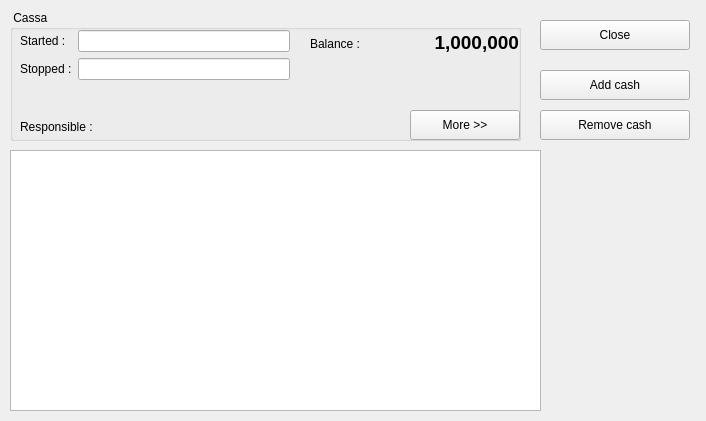
tbikfalvi/Belenus, file client/dlgcassa.ui: the form before one commit.
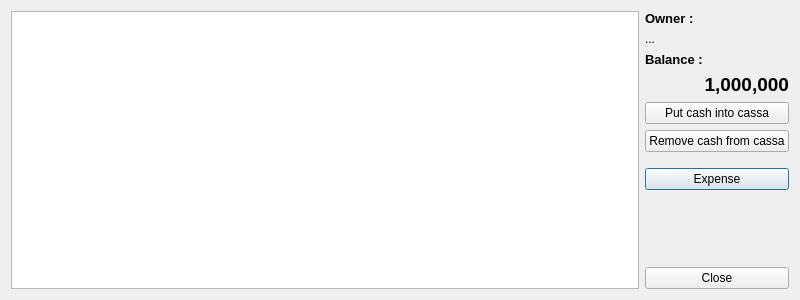
The form after the commit.

The edit to the form file:
```diff
--- a/client/dlgcassa.ui
+++ b/client/dlgcassa.ui
@@ -6,22 +6,34 @@
    <rect>
     <x>0</x>
     <y>0</y>
-    <width>706</width>
-    <height>421</height>
+    <width>800</width>
+    <height>300</height>
    </rect>
   </property>
   <property name="windowTitle">
    <string>Dialog</string>
   </property>
+  <layout class="QHBoxLayout" name="horizontalLayout">
+   <item>
   <widget class="QTableView" name="tbvCassa">
-   <property name="geometry">
-    <rect>
-     <x>10</x>
-     <y>150</y>
-     <width>531</width>
-     <height>261</height>
-    </rect>
-   </property>
+     <property name="sizePolicy">
+      <sizepolicy hsizetype="Expanding" vsizetype="Expanding">
+       <horstretch>0</horstretch>
+       <verstretch>0</verstretch>
+      </sizepolicy>
+     </property>
+     <property name="selectionMode">
+      <enum>QAbstractItemView::SingleSelection</enum>
+     </property>
+     <property name="selectionBehavior">
+      <enum>QAbstractItemView::SelectRows</enum>
+     </property>
+     <property name="showGrid">
+      <bool>false</bool>
+     </property>
+     <property name="gridStyle">
+      <enum>Qt::SolidLine</enum>
+     </property>
    <attribute name="horizontalHeaderShowSortIndicator" stdset="0">
     <bool>true</bool>
    </attribute>
@@ -31,50 +43,59 @@
    <attribute name="verticalHeaderVisible">
     <bool>false</bool>
    </attribute>
-   <attribute name="verticalHeaderVisible">
-    <bool>false</bool>
-   </attribute>
-   <attribute name="horizontalHeaderShowSortIndicator" stdset="0">
-    <bool>true</bool>
-   </attribute>
-   <attribute name="horizontalHeaderStretchLastSection">
-    <bool>true</bool>
-   </attribute>
-  </widget>
-  <widget class="QGroupBox" name="gbCassa">
-   <property name="geometry">
-    <rect>
-     <x>10</x>
-     <y>10</y>
-     <width>511</width>
-     <height>131</height>
-    </rect>
-   </property>
-   <property name="title">
-    <string> Cassa </string>
-   </property>
+    </widget>
+   </item>
+   <item>
+    <layout class="QVBoxLayout" name="verticalLayout">
+     <item>
+      <widget class="QLabel" name="lblOwner">
+       <property name="sizePolicy">
+        <sizepolicy hsizetype="Fixed" vsizetype="Preferred">
+         <horstretch>0</horstretch>
+         <verstretch>0</verstretch>
+        </sizepolicy>
+       </property>
+       <property name="font">
+        <font>
+         <pointsize>10</pointsize>
+         <weight>75</weight>
+         <bold>true</bold>
+        </font>
+       </property>
+       <property name="text">
+        <string>Owner :</string>
+       </property>
+      </widget>
+     </item>
+     <item>
+      <widget class="QLabel" name="lblUser">
+       <property name="text">
+        <string>...</string>
+       </property>
+      </widget>
+     </item>
+     <item>
    <widget class="QLabel" name="lblBalance">
-    <property name="geometry">
-     <rect>
-      <x>300</x>
-      <y>24</y>
-      <width>71</width>
-      <height>20</height>
-     </rect>
+       <property name="sizePolicy">
+        <sizepolicy hsizetype="Fixed" vsizetype="Preferred">
+         <horstretch>0</horstretch>
+         <verstretch>0</verstretch>
+        </sizepolicy>
+       </property>
+       <property name="font">
+        <font>
+         <pointsize>10</pointsize>
+         <weight>75</weight>
+         <bold>true</bold>
+        </font>
     </property>
     <property name="text">
      <string>Balance :</string>
     </property>
    </widget>
+     </item>
+     <item>
    <widget class="QLabel" name="lblBalanceValue">
-    <property name="geometry">
-     <rect>
-      <x>369</x>
-      <y>21</y>
-      <width>140</width>
-      <height>23</height>
-     </rect>
-    </property>
     <property name="font">
      <font>
       <pointsize>14</pointsize>
@@ -89,120 +110,17 @@
      <set>Qt::AlignRight|Qt::AlignTrailing|Qt::AlignVCenter</set>
     </property>
    </widget>
-   <widget class="QPushButton" name="pbMore">
-    <property name="geometry">
-     <rect>
-      <x>400</x>
-      <y>100</y>
-      <width>110</width>
-      <height>30</height>
-     </rect>
-    </property>
-    <property name="text">
-     <string>More &gt;&gt;</string>
-    </property>
-    <property name="iconSize">
-     <size>
-      <width>20</width>
-      <height>20</height>
-     </size>
-    </property>
-    <property name="autoDefault">
-     <bool>false</bool>
-    </property>
-   </widget>
-   <widget class="QWidget" name="layoutWidget">
-    <property name="geometry">
-     <rect>
-      <x>10</x>
-      <y>20</y>
-      <width>270</width>
-      <height>62</height>
-     </rect>
-    </property>
-    <layout class="QFormLayout" name="formLayout">
-     <item row="0" column="0">
-      <widget class="QLabel" name="lblStartDate">
-       <property name="text">
-        <string>Started :</string>
-       </property>
-      </widget>
      </item>
-     <item row="0" column="1">
-      <widget class="QLineEdit" name="dtStartDate"/>
-     </item>
-     <item row="1" column="0">
-      <widget class="QLabel" name="lblStopDate">
-       <property name="text">
-        <string>Stopped :</string>
-       </property>
-      </widget>
-     </item>
-     <item row="1" column="1">
-      <widget class="QLineEdit" name="dtStopDate"/>
-     </item>
-    </layout>
-   </widget>
-   <widget class="QWidget" name="layoutWidget">
-    <property name="geometry">
-     <rect>
-      <x>10</x>
-      <y>106</y>
-      <width>371</width>
-      <height>21</height>
-     </rect>
-    </property>
-    <layout class="QHBoxLayout" name="horizontalLayout">
      <item>
-      <widget class="QLabel" name="lblOwner">
-       <property name="text">
-        <string>Responsible :</string>
-       </property>
-      </widget>
-     </item>
-     <item>
-      <widget class="QLabel" name="lblUser">
-       <property name="text">
-        <string/>
-       </property>
-      </widget>
-     </item>
-    </layout>
-   </widget>
-  </widget>
-  <widget class="QPushButton" name="pbClose">
-   <property name="geometry">
-    <rect>
-     <x>540</x>
-     <y>20</y>
-     <width>150</width>
-     <height>30</height>
-    </rect>
-   </property>
-   <property name="text">
-    <string>Close</string>
-   </property>
-   <property name="iconSize">
-    <size>
-     <width>20</width>
-     <height>20</height>
-    </size>
-   </property>
-   <property name="autoDefault">
-    <bool>false</bool>
-   </property>
-  </widget>
   <widget class="QPushButton" name="pbCashAdd">
-   <property name="geometry">
-    <rect>
-     <x>540</x>
-     <y>70</y>
-     <width>150</width>
-     <height>30</height>
-    </rect>
+       <property name="minimumSize">
+        <size>
+         <width>110</width>
+         <height>0</height>
+        </size>
    </property>
    <property name="text">
-    <string>Add cash</string>
+        <string>Put cash into cassa</string>
    </property>
    <property name="iconSize">
     <size>
@@ -214,17 +132,17 @@
     <bool>false</bool>
    </property>
   </widget>
+     </item>
+     <item>
   <widget class="QPushButton" name="pbCashGet">
-   <property name="geometry">
-    <rect>
-     <x>540</x>
-     <y>110</y>
-     <width>150</width>
-     <height>30</height>
-    </rect>
+       <property name="minimumSize">
+        <size>
+         <width>110</width>
+         <height>0</height>
+        </size>
    </property>
    <property name="text">
-    <string>Remove cash</string>
+        <string>Remove cash from cassa</string>
    </property>
    <property name="iconSize">
     <size>
@@ -236,6 +154,74 @@
     <bool>false</bool>
    </property>
   </widget>
+     </item>
+     <item>
+      <spacer name="verticalSpacer_2">
+       <property name="orientation">
+        <enum>Qt::Vertical</enum>
+       </property>
+       <property name="sizeType">
+        <enum>QSizePolicy::Fixed</enum>
+       </property>
+       <property name="sizeHint" stdset="0">
+        <size>
+         <width>20</width>
+         <height>10</height>
+        </size>
+       </property>
+      </spacer>
+     </item>
+     <item>
+      <widget class="QPushButton" name="pbExpense">
+       <property name="text">
+        <string>Expense</string>
+       </property>
+       <property name="iconSize">
+        <size>
+         <width>20</width>
+         <height>20</height>
+        </size>
+       </property>
+      </widget>
+     </item>
+     <item>
+      <spacer name="verticalSpacer">
+       <property name="orientation">
+        <enum>Qt::Vertical</enum>
+       </property>
+       <property name="sizeHint" stdset="0">
+        <size>
+         <width>20</width>
+         <height>40</height>
+        </size>
+       </property>
+      </spacer>
+     </item>
+     <item>
+      <widget class="QPushButton" name="pbClose">
+       <property name="minimumSize">
+        <size>
+         <width>110</width>
+         <height>0</height>
+        </size>
+       </property>
+       <property name="text">
+        <string>Close</string>
+       </property>
+       <property name="iconSize">
+        <size>
+         <width>20</width>
+         <height>20</height>
+        </size>
+       </property>
+       <property name="autoDefault">
+        <bool>false</bool>
+       </property>
+      </widget>
+     </item>
+    </layout>
+   </item>
+  </layout>
  </widget>
  <tabstops>
   <tabstop>dtStartDate</tabstop>
```
Left out of the diff: 6 changed lines with no effect on the pictures. Lines whose indentation alone changed are shown as unchanged.
